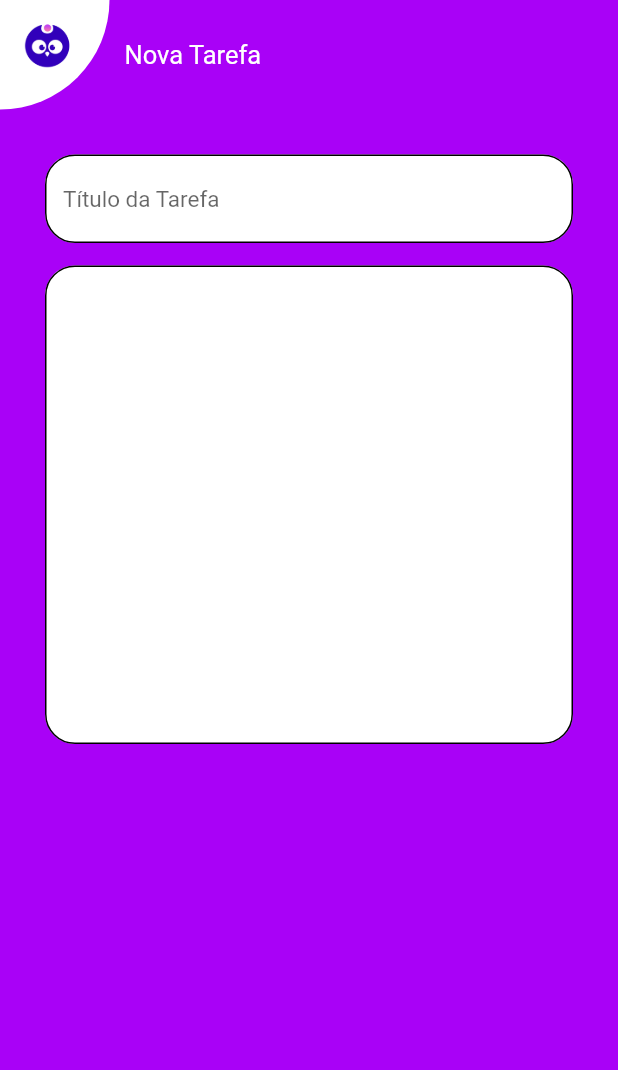
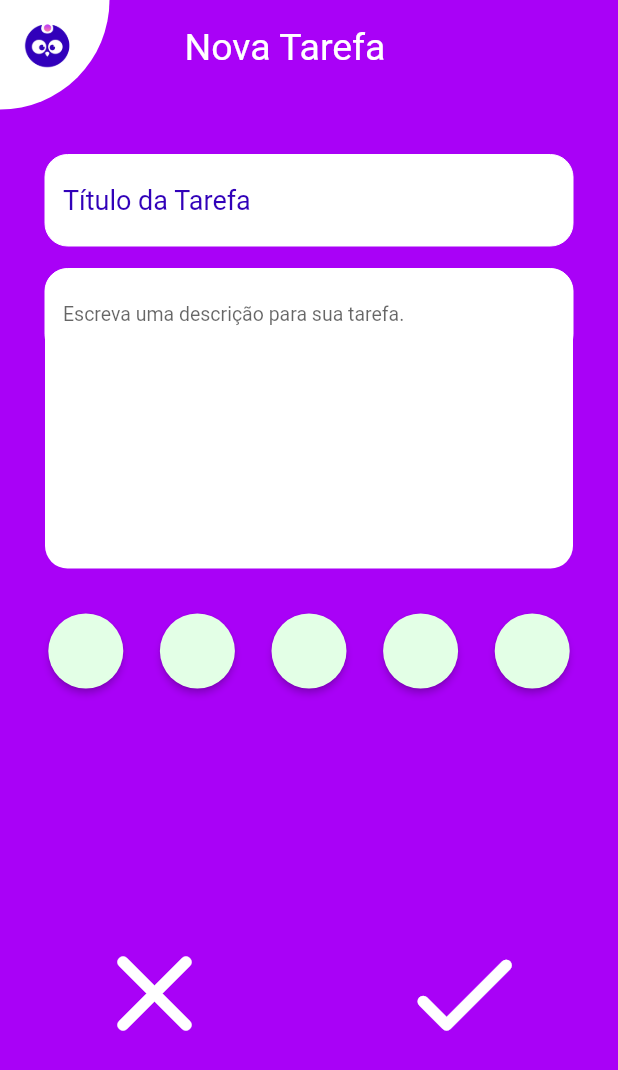
Before and after one commit to DesenvolvedorDOM23/todo_app, a Flutter app: the screen it shows after launch, on a phone screen of 412 x 824 dp. Shown: the top 1070 px of the screen. Run offline on Flutter 3.47's test engine with Material 2 defaults, Android fonts, the light colour scheme and no system bars; Roboto replaces fonts that are missing (Montserrat-Bold, Tahoma).

Commit message:
Finalisei o layout

```diff
--- a/todo_app/lib/view/pages/create_tasks_page.dart
+++ b/todo_app/lib/view/pages/create_tasks_page.dart
@@ -20,7 +20,8 @@ class _CreateState extends State<Create> {
   Widget build(BuildContext context) {
     return SafeArea(
       child: Scaffold(
-        backgroundColor: const Color.fromRGBO(169, 1, 247, 1),
+        backgroundColor: const Color(0xFFA901F7),
+        // backgroundColor: const Color.fromRGBO(169, 1, 247, 1),
         body: SingleChildScrollView(
           child: Column(
             mainAxisAlignment: MainAxisAlignment.spaceBetween,
@@ -45,8 +46,11 @@ class _CreateState extends State<Create> {
                     ),
                   ),
                   const Padding(
-                    padding: EdgeInsets.all(
-                      10,
+                    padding: EdgeInsets.only(
+                      top: 10,
+                      left: 50,
+                      bottom: 20,
+                      right: 10,
                     ),
                     child: Text(
                       'Nova Tarefa',
@@ -54,7 +58,7 @@ class _CreateState extends State<Create> {
                       style: TextStyle(
                         fontFamily: 'Montserrat-Bold',
                         color: Colors.white,
-                        fontSize: 17,
+                        fontSize: 25,
                         overflow: TextOverflow.fade,
                       ),
                     ),
@@ -79,54 +83,106 @@ class _CreateState extends State<Create> {
                           filled: true,
                           fillColor: Colors.white,
                           enabledBorder: OutlineInputBorder(
+                            borderSide:
+                                BorderSide(width: 0, color: Colors.white),
                             borderRadius: BorderRadius.all(
-                              Radius.circular(20),
+                              Radius.circular(15),
                             ),
                           ),
                           alignLabelWithHint: true,
                           hintText: 'Título da Tarefa',
+                          hintMaxLines: 1,
                           hintStyle: TextStyle(
                               fontFamily: 'Tahoma',
-                            fontSize: 15,
-                          ),
+                              fontSize: 18,
+                              color: Color(0xFF3101B9)),
                         ),
                       ),
                     ),
                     Container(
                       height: 15,
                     ),
-                    Form(
+                    Container(
+                      height: 200,
+                      decoration: const BoxDecoration(
+                        color: Colors.white,
+                        borderRadius: BorderRadius.all(
+                          Radius.circular(15),
+                        ),
+                      ),
+                      child: Form(
                         key: _descriptionkKey,
                         child: TextFormField(
                           controller: _descriptionController,
                           validator: (value) {
                             if (value == null || value.isEmpty) {
-                            return 'Inserir uma descriçao';
+                              return 'Inserir uma descrição';
                             }
                             return null;
                           },
                           decoration: const InputDecoration(
                             filled: true,
                             fillColor: Colors.white,
-                          contentPadding: EdgeInsets.symmetric(
-                              vertical: 150, horizontal: 600),
                             enabledBorder: OutlineInputBorder(
+                              borderSide:
+                                  BorderSide(width: 0, color: Colors.white),
                               borderRadius: BorderRadius.all(
-                              Radius.circular(20),
+                                Radius.circular(15),
                               ),
                             ),
+                            floatingLabelAlignment:
+                                FloatingLabelAlignment.start,
                             alignLabelWithHint: true,
                             hintText: 'Escreva uma descrição para sua tarefa.',
+                            hintMaxLines: 10,
                             hintStyle: TextStyle(
                               fontFamily: 'Tahoma',
-                            fontSize: 6,
+                              fontSize: 13,
                             ),
                           ),
                         ),
-                    )
+                      ),
+                    ),
                   ],
                 ),
               ),
+              Padding(
+                padding: const EdgeInsets.only(right: 20, left: 20),
+                child: Row(
+                  mainAxisAlignment: MainAxisAlignment.spaceAround,
+                  children: [
+                    colorButton('', color: const Color(0xFFFFF2CC)),
+                    colorButton('', color: const Color(0xFFFFD9F0)),
+                    colorButton('', color: const Color(0xFFE8C5FF)),
+                    colorButton('', color: const Color(0xFFCAFBFF)),
+                    colorButton('', color: const Color(0xFFE3FFE6)),
+                  ],
+                ),
+              ),
+              Padding(
+                padding: const EdgeInsets.only(top: 150),
+                child: Row(
+                  mainAxisAlignment: MainAxisAlignment.spaceAround,
+                  children: [
+                    IconButton(
+                      iconSize: 90,
+                      icon: const Icon(
+                        Icons.close_rounded,
+                        color: Colors.white,
+                      ),
+                      onPressed: () {},
+                    ),
+                    IconButton(
+                      iconSize: 90,
+                      icon: const Icon(
+                        Icons.check_rounded,
+                        color: Colors.white,
+                      ),
+                      onPressed: () {},
+                    ),
+                  ],
+                ),
+              )
             ],
           ),
         ),
@@ -134,3 +190,27 @@ class _CreateState extends State<Create> {
     );
   }
 }
+
+Widget colorButton(String text, {Color color = Colors.grey}) {
+  return ElevatedButton(
+    style: ButtonStyle(
+        fixedSize: MaterialStateProperty.all(const Size.fromHeight(50)),
+        backgroundColor: MaterialStateProperty.all((const Color(0xFFE3FFE6))),
+        shape: MaterialStateProperty.all(
+          const CircleBorder(),
+        )),
+    child: const Text(''),
+    onPressed: () {},
+  );
+}
+
+// Widget actionButton(Widget icon, {Color color = Colors.white}) {
+//   return IconButton(
+//     iconSize: 90,
+//     icon: const Icon(
+//       Icons.check_rounded,
+//       color: Colors.white,
+//     ),
+//     onPressed: () {},
+//   );
+// }
```
Lines whose indentation alone changed are shown as unchanged.
